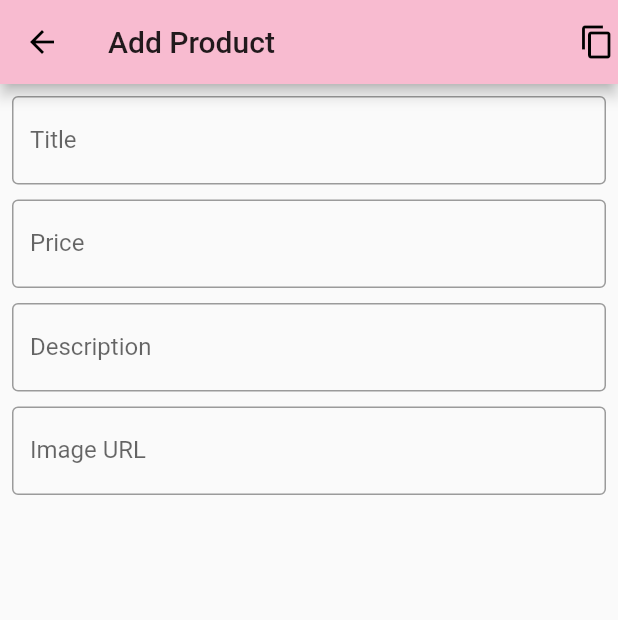
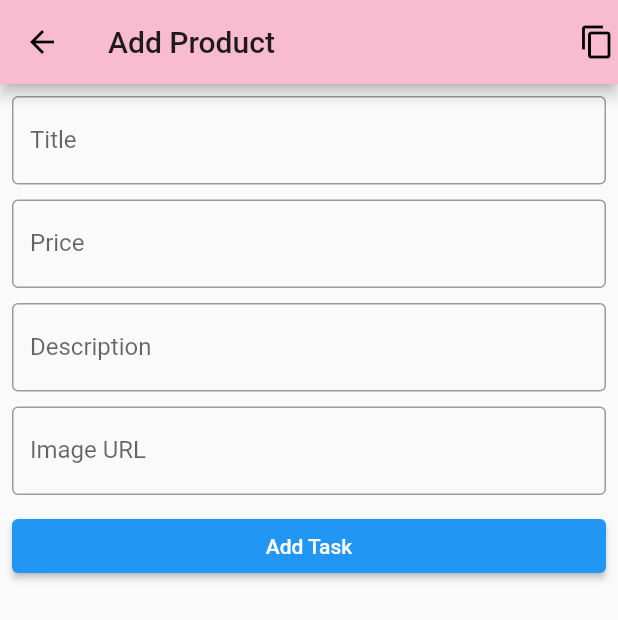
Before and after one commit to SalmaMagdyy/myApp, a Flutter app: the AddProduct screen opened by its route, on a phone screen of 412 x 824 dp. Shown: the top 620 px of the screen. Run offline on Flutter 3.47's test engine with Material 2 defaults, Android fonts, the phone set to English and light mode, and no system bars; our stand-ins replace flutter_slidable; network calls fail.

```diff
--- a/lib/main.dart
+++ b/lib/main.dart
@@ -28,7 +28,6 @@ class MyApp extends StatelessWidget {
           'm_product': (context)=>ManageProduct(),
           'add_product':(context)=>AddProduct(),
           'edit_product':(context)=>EditProduct(),
-
         },
       ),
     );}}
--- a/lib/screen/add_screen.dart
+++ b/lib/screen/add_screen.dart
@@ -1,7 +1,18 @@
 import 'package:flutter/material.dart';
-class AddProduct extends StatelessWidget {
+import 'package:project/provider/product.dart';
+import 'package:provider/provider.dart';
+class AddProduct extends StatefulWidget {
   const AddProduct({ Key? key }) : super(key: key);
 
+  @override
+  _AddProductState createState() => _AddProductState();
+}
+
+class _AddProductState extends State<AddProduct> {
+  var _titleController=TextEditingController();
+  var _priceController=TextEditingController();
+  var _descriptionController=TextEditingController();
+  var _imgUrlController=TextEditingController();
   @override
   Widget build(BuildContext context) {
     return Scaffold(
@@ -19,6 +30,7 @@ class AddProduct extends StatelessWidget {
       body:Padding(padding:const EdgeInsets.all(8.0) ,
       child:ListView(children: [
         TextField(
+          controller: _titleController,
           decoration: InputDecoration(
             border: OutlineInputBorder(),
             labelText: 'Title',
@@ -26,24 +38,33 @@ class AddProduct extends StatelessWidget {
         ),
         SizedBox(height: 10,),
         TextField(
+          controller: _priceController,
         keyboardType: TextInputType.number,
         decoration: InputDecoration(
             border: OutlineInputBorder(),
             labelText: 'Price',
           ),),
            SizedBox(height: 10,),
-        TextField(decoration: InputDecoration(
+        TextField(
+          controller: _descriptionController,
+          decoration: InputDecoration(
             border: OutlineInputBorder(),
             labelText: 'Description',
           ),),
            SizedBox(height: 10,),
         TextField(
+          controller: _imgUrlController,
           keyboardType: TextInputType.url,
           decoration: InputDecoration(
             border: OutlineInputBorder(),
             labelText: 'Image URL',
           ),),
            SizedBox(height: 10,),
+           ElevatedButton(onPressed: (){Provider.of<Products>(context).addTask(
+             _titleController.text,
+             _descriptionController.text,
+             _imgUrlController.text,
+            double.parse( _priceController.text));Navigator.pop(context);}, child: Text('Add Task'))
       ],) ,
    ));
   }
--- a/pubspec.yaml
+++ b/pubspec.yaml
@@ -25,6 +25,7 @@ dependencies:
     sdk: flutter
   provider: ^6.0.0
   flutter_slidable: ^0.6.0
+  http: ^0.13.3
 
 
   # The following adds the Cupertino Icons font to your application.
```
Also changed, not shown: lib/provider/product.dart (+48 -7 lines), lib/screen/description.dart (+37 -0 lines), lib/screen/favorite_screen.dart (+2 -5 lines), lib/screen/product_screen.dart (+0 -32 lines), lib/widget/product_widget.dart (+14 -4 lines), pubspec.lock.
